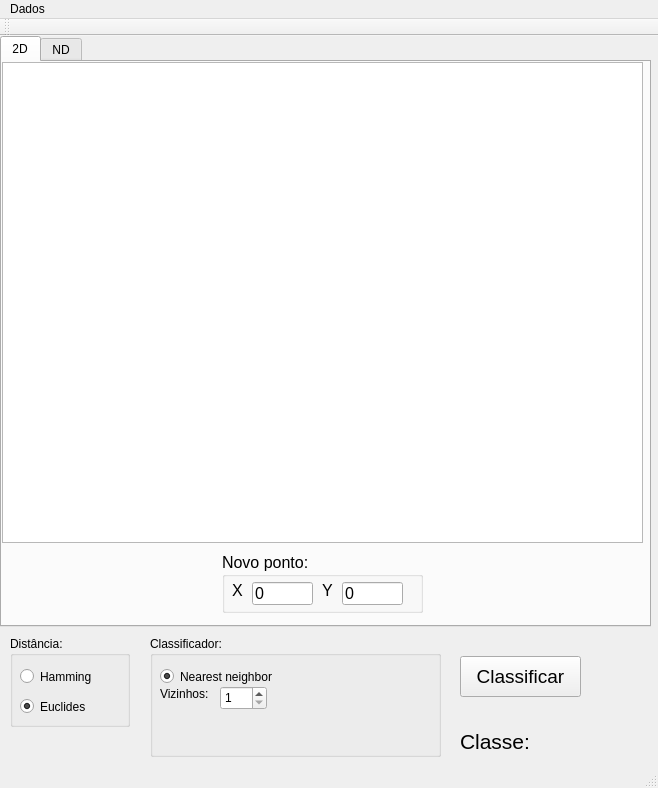
Above: mainwindow.ui from renannetto/reconhecimento-padroes before the change. Below: the same form after it.
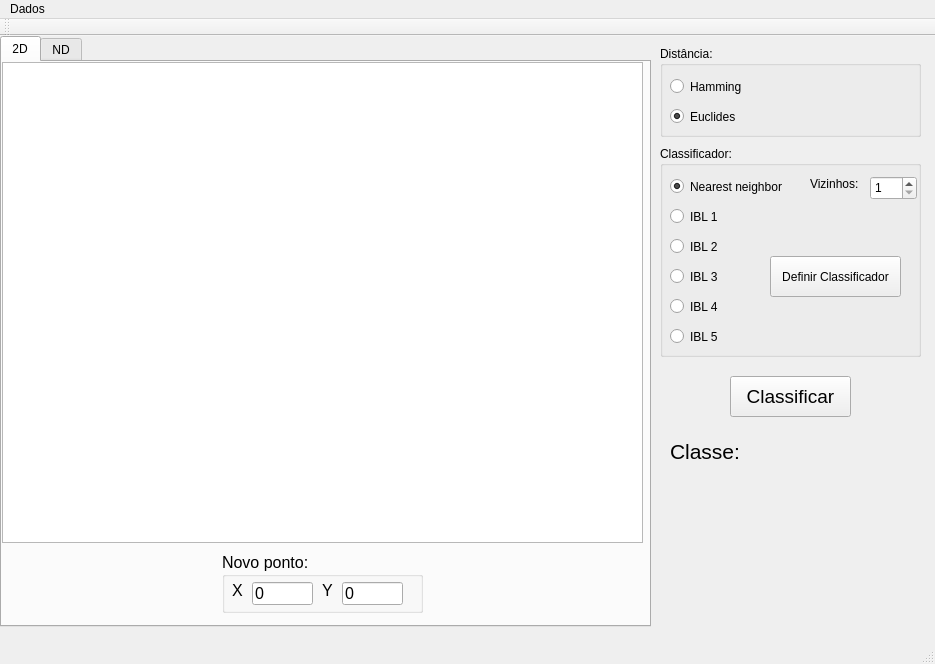
That is the form after the change. Custom widgets are drawn as their Qt base class.

What changed in the file:
```diff
--- a/mainwindow.ui
+++ b/mainwindow.ui
@@ -6,8 +6,8 @@
    <rect>
     <x>0</x>
     <y>0</y>
-    <width>658</width>
-    <height>788</height>
+    <width>935</width>
+    <height>664</height>
    </rect>
   </property>
   <property name="windowTitle">
@@ -148,8 +148,8 @@
    <widget class="QLabel" name="label">
     <property name="geometry">
      <rect>
-      <x>460</x>
-      <y>690</y>
+      <x>670</x>
+      <y>400</y>
       <width>81</width>
       <height>31</height>
      </rect>
@@ -166,8 +166,8 @@
    <widget class="QLabel" name="classe_label">
     <property name="geometry">
      <rect>
-      <x>540</x>
-      <y>700</y>
+      <x>760</x>
+      <y>410</y>
       <width>57</width>
       <height>15</height>
      </rect>
@@ -184,9 +184,9 @@
    <widget class="QGroupBox" name="distancia_group">
     <property name="geometry">
      <rect>
-      <x>10</x>
-      <y>600</y>
-      <width>120</width>
+      <x>660</x>
+      <y>10</y>
+      <width>261</width>
       <height>91</height>
      </rect>
     </property>
@@ -226,13 +226,31 @@
      </property>
     </widget>
    </widget>
+   <widget class="QPushButton" name="pushButton">
+    <property name="geometry">
+     <rect>
+      <x>730</x>
+      <y>340</y>
+      <width>121</width>
+      <height>41</height>
+     </rect>
+    </property>
+    <property name="font">
+     <font>
+      <pointsize>14</pointsize>
+     </font>
+    </property>
+    <property name="text">
+     <string>Classificar</string>
+    </property>
+   </widget>
    <widget class="QGroupBox" name="classificador_group">
     <property name="geometry">
      <rect>
-      <x>150</x>
-      <y>600</y>
-      <width>291</width>
-      <height>121</height>
+      <x>660</x>
+      <y>110</y>
+      <width>261</width>
+      <height>211</height>
      </rect>
     </property>
     <property name="title">
@@ -257,8 +275,8 @@
     <widget class="QLabel" name="label_3">
      <property name="geometry">
       <rect>
-       <x>10</x>
-       <y>50</y>
+       <x>150</x>
+       <y>30</y>
        <width>61</width>
        <height>16</height>
       </rect>
@@ -270,8 +288,8 @@
     <widget class="QSpinBox" name="numero_vizinhos">
      <property name="geometry">
       <rect>
-       <x>70</x>
-       <y>50</y>
+       <x>210</x>
+       <y>30</y>
        <width>47</width>
        <height>24</height>
       </rect>
@@ -283,24 +301,84 @@
       <number>10</number>
      </property>
     </widget>
-   </widget>
-   <widget class="QPushButton" name="pushButton">
-    <property name="geometry">
-     <rect>
-      <x>460</x>
-      <y>620</y>
-      <width>121</width>
-      <height>41</height>
-     </rect>
-    </property>
-    <property name="font">
-     <font>
-      <pointsize>14</pointsize>
-     </font>
-    </property>
-    <property name="text">
-     <string>Classificar</string>
-    </property>
+    <widget class="QRadioButton" name="ibl1_radio">
+     <property name="geometry">
+      <rect>
+       <x>10</x>
+       <y>60</y>
+       <width>100</width>
+       <height>21</height>
+      </rect>
+     </property>
+     <property name="text">
+      <string>IBL 1</string>
+     </property>
+    </widget>
+    <widget class="QRadioButton" name="ibl2_radio">
+     <property name="geometry">
+      <rect>
+       <x>10</x>
+       <y>90</y>
+       <width>100</width>
+       <height>21</height>
+      </rect>
+     </property>
+     <property name="text">
+      <string>IBL 2</string>
+     </property>
+    </widget>
+    <widget class="QRadioButton" name="ibl3_radio">
+     <property name="geometry">
+      <rect>
+       <x>10</x>
+       <y>120</y>
+       <width>100</width>
+       <height>21</height>
+      </rect>
+     </property>
+     <property name="text">
+      <string>IBL 3</string>
+     </property>
+    </widget>
+    <widget class="QRadioButton" name="ibl4_radio">
+     <property name="geometry">
+      <rect>
+       <x>10</x>
+       <y>150</y>
+       <width>100</width>
+       <height>21</height>
+      </rect>
+     </property>
+     <property name="text">
+      <string>IBL 4</string>
+     </property>
+    </widget>
+    <widget class="QRadioButton" name="ibl5_radio">
+     <property name="geometry">
+      <rect>
+       <x>10</x>
+       <y>180</y>
+       <width>100</width>
+       <height>21</height>
+      </rect>
+     </property>
+     <property name="text">
+      <string>IBL 5</string>
+     </property>
+    </widget>
+    <widget class="QPushButton" name="pushButton_2">
+     <property name="geometry">
+      <rect>
+       <x>110</x>
+       <y>110</y>
+       <width>131</width>
+       <height>41</height>
+      </rect>
+     </property>
+     <property name="text">
+      <string>Definir Classificador</string>
+     </property>
+    </widget>
    </widget>
   </widget>
   <widget class="QMenuBar" name="menuBar">
@@ -308,7 +386,7 @@
     <rect>
      <x>0</x>
      <y>0</y>
-     <width>658</width>
+     <width>935</width>
      <height>20</height>
     </rect>
    </property>
```
Left out of the diff: 20 changed lines with no effect on the pictures.
